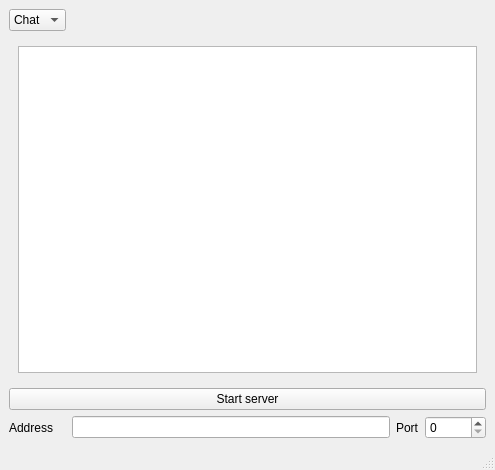
The window that Server/mainwindow.ui (DurininKirous/ChatCpp) describes before a commit, drawn with Qt 5.
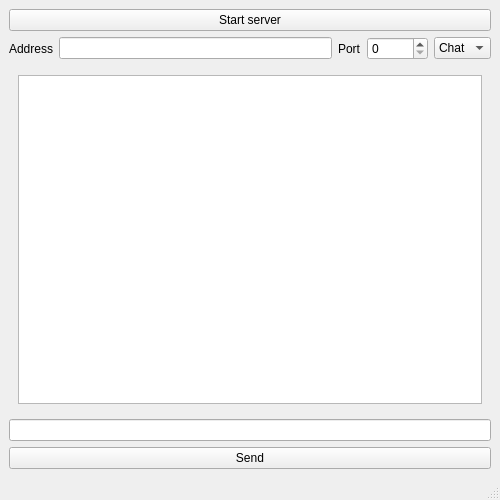
The same window after the commit.

```diff
--- a/Server/mainwindow.ui
+++ b/Server/mainwindow.ui
@@ -6,8 +6,8 @@
    <rect>
     <x>0</x>
     <y>0</y>
-    <width>495</width>
-    <height>470</height>
+    <width>500</width>
+    <height>500</height>
    </rect>
   </property>
   <property name="windowTitle">
@@ -15,28 +15,26 @@
   </property>
   <widget class="QWidget" name="centralwidget">
    <layout class="QGridLayout" name="gridLayout">
-    <item row="3" column="3">
-     <widget class="QSpinBox" name="spinBox">
-      <property name="maximum">
-       <number>65535</number>
+    <item row="12" column="0" colspan="5">
+     <widget class="QPushButton" name="pushButton">
+      <property name="minimumSize">
+       <size>
+        <width>0</width>
+        <height>0</height>
+       </size>
       </property>
-     </widget>
-    </item>
-    <item row="3" column="0">
-     <widget class="QLabel" name="label_2">
       <property name="text">
-       <string>Address</string>
+       <string>Start server</string>
       </property>
-     </widget>
-    </item>
-    <item row="3" column="2">
-     <widget class="QLabel" name="label">
-      <property name="text">
-       <string>Port</string>
+      <property name="iconSize">
+       <size>
+        <width>25</width>
+        <height>25</height>
+       </size>
       </property>
      </widget>
     </item>
-    <item row="0" column="0">
+    <item row="13" column="4">
      <widget class="QComboBox" name="comboBox">
       <item>
        <property name="text">
@@ -50,24 +48,31 @@
       </item>
      </widget>
     </item>
-    <item row="2" column="0" colspan="4">
-     <widget class="QPushButton" name="pushButton">
-      <property name="text">
-       <string>Start server</string>
-      </property>
-     </widget>
-    </item>
-    <item row="3" column="1">
+    <item row="13" column="1">
      <widget class="QLineEdit" name="lineEdit"/>
     </item>
-    <item row="1" column="0" colspan="4">
+    <item row="13" column="3">
+     <widget class="QSpinBox" name="spinBox">
+      <property name="maximum">
+       <number>65535</number>
+      </property>
+     </widget>
+    </item>
+    <item row="20" column="0" colspan="5">
+     <widget class="QPushButton" name="pushButton_2">
+      <property name="text">
+       <string>Send</string>
+      </property>
+     </widget>
+    </item>
+    <item row="18" column="0" colspan="5">
      <widget class="QStackedWidget" name="stackedWidget">
       <property name="currentIndex">
        <number>0</number>
       </property>
       <widget class="QWidget" name="page">
        <layout class="QGridLayout" name="gridLayout_2">
-        <item row="0" column="0">
+        <item row="1" column="0">
          <widget class="QTextBrowser" name="textBrowser">
           <property name="html">
            <string>&lt;!DOCTYPE HTML PUBLIC &quot;-//W3C//DTD HTML 4.0//EN&quot; &quot;http://www.w3.org/TR/REC-html40/strict.dtd&quot;&gt;
@@ -97,8 +102,26 @@
       </widget>
      </widget>
     </item>
+    <item row="13" column="2">
+     <widget class="QLabel" name="label">
+      <property name="text">
+       <string>Port</string>
+      </property>
+     </widget>
+    </item>
+    <item row="13" column="0">
+     <widget class="QLabel" name="label_2">
+      <property name="text">
+       <string>Address</string>
+      </property>
+     </widget>
+    </item>
+    <item row="19" column="0" colspan="5">
+     <widget class="QLineEdit" name="lineEdit_2"/>
+    </item>
    </layout>
   </widget>
+  <widget class="QStatusBar" name="statusbar"/>
   <widget class="QMenuBar" name="menubar">
    <property name="geometry">
     <rect>
@@ -109,7 +132,6 @@
     </rect>
    </property>
   </widget>
-  <widget class="QStatusBar" name="statusbar"/>
  </widget>
  <resources/>
  <connections/>
```
Left out of the diff: 2 changed lines with no effect on the pictures.
